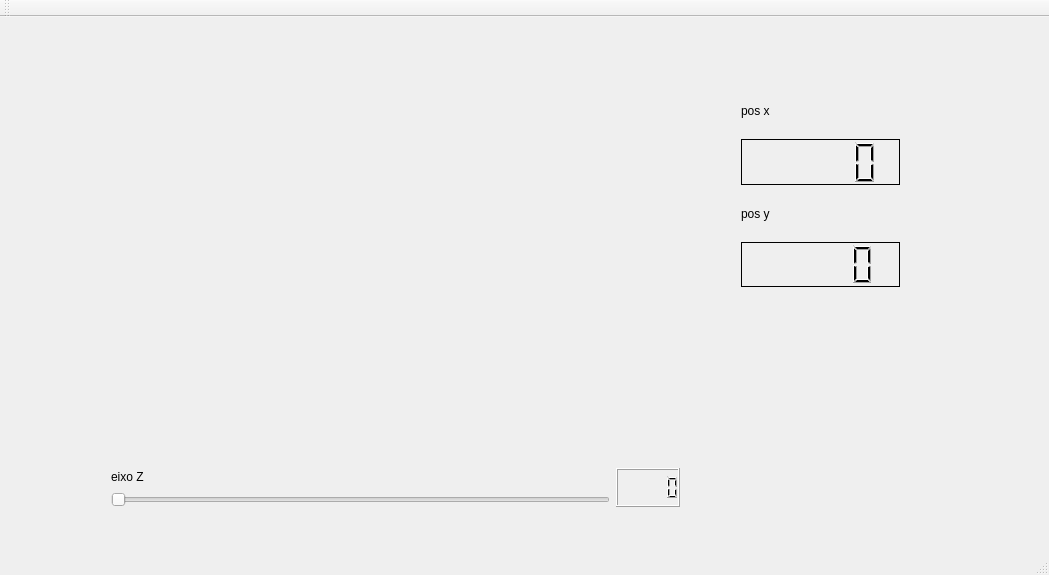
First picture: the form in mainwindow.ui, repository CarlosG18/escultor_part3, before the edit.
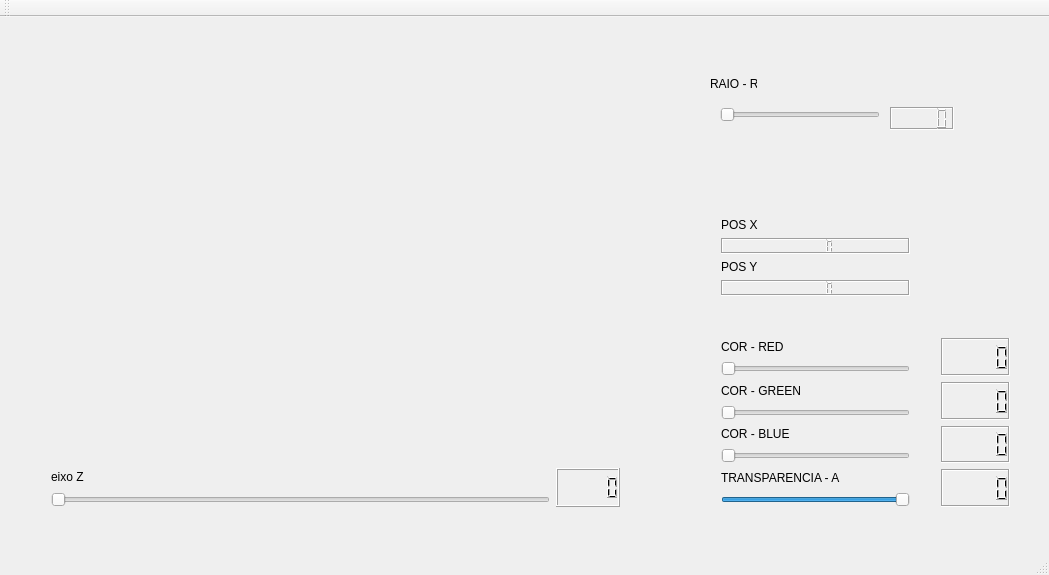
Second picture: the form after the edit. Custom widgets are drawn as their Qt base class.

Diff of the .ui file:
```diff
--- a/mainwindow.ui
+++ b/mainwindow.ui
@@ -17,8 +17,8 @@
    <widget class="DrawWidget" name="widget" native="true">
     <property name="geometry">
      <rect>
-      <x>70</x>
-      <y>20</y>
+      <x>10</x>
+      <y>10</y>
       <width>651</width>
       <height>411</height>
      </rect>
@@ -27,47 +27,7 @@
    <widget class="QWidget" name="layoutWidget">
     <property name="geometry">
      <rect>
-      <x>730</x>
-      <y>60</y>
-      <width>181</width>
-      <height>221</height>
-     </rect>
-    </property>
-    <layout class="QVBoxLayout" name="verticalLayout">
-     <item>
-      <widget class="QLabel" name="label">
-       <property name="text">
-        <string>pos x</string>
-       </property>
-      </widget>
-     </item>
-     <item>
-      <widget class="QLCDNumber" name="lcdNumberX">
-       <property name="frameShadow">
-        <enum>QFrame::Plain</enum>
-       </property>
-      </widget>
-     </item>
-     <item>
-      <widget class="QLabel" name="label_2">
-       <property name="text">
-        <string>pos y</string>
-       </property>
-      </widget>
-     </item>
-     <item>
-      <widget class="QLCDNumber" name="lcdNumberY">
-       <property name="frameShadow">
-        <enum>QFrame::Plain</enum>
-       </property>
-      </widget>
-     </item>
-    </layout>
-   </widget>
-   <widget class="QWidget" name="">
-    <property name="geometry">
-     <rect>
-      <x>100</x>
+      <x>40</x>
       <y>440</y>
       <width>591</width>
       <height>61</height>
@@ -85,6 +45,12 @@
        </item>
        <item>
         <widget class="QSlider" name="horizontalSliderZ">
+         <property name="minimum">
+          <number>1</number>
+         </property>
+         <property name="maximum">
+          <number>29</number>
+         </property>
          <property name="orientation">
           <enum>Qt::Horizontal</enum>
          </property>
@@ -97,6 +63,211 @@
      </item>
     </layout>
    </widget>
+   <widget class="QSlider" name="horizontalSliderRaio">
+    <property name="geometry">
+     <rect>
+      <x>720</x>
+      <y>90</y>
+      <width>160</width>
+      <height>16</height>
+     </rect>
+    </property>
+    <property name="orientation">
+     <enum>Qt::Horizontal</enum>
+    </property>
+   </widget>
+   <widget class="QLabel" name="label_8">
+    <property name="geometry">
+     <rect>
+      <x>710</x>
+      <y>60</y>
+      <width>47</width>
+      <height>13</height>
+     </rect>
+    </property>
+    <property name="text">
+     <string>RAIO - R</string>
+    </property>
+   </widget>
+   <widget class="QLCDNumber" name="lcdNumber_2">
+    <property name="geometry">
+     <rect>
+      <x>890</x>
+      <y>90</y>
+      <width>64</width>
+      <height>23</height>
+     </rect>
+    </property>
+    <property name="frameShadow">
+     <enum>QFrame::Sunken</enum>
+    </property>
+   </widget>
+   <widget class="QWidget" name="">
+    <property name="geometry">
+     <rect>
+      <x>710</x>
+      <y>310</y>
+      <width>211</width>
+      <height>191</height>
+     </rect>
+    </property>
+    <layout class="QVBoxLayout" name="verticalLayout_3">
+     <item>
+      <widget class="QLabel" name="label_4">
+       <property name="text">
+        <string>COR - RED</string>
+       </property>
+      </widget>
+     </item>
+     <item>
+      <widget class="QSlider" name="horizontalSliderR">
+       <property name="maximum">
+        <number>255</number>
+       </property>
+       <property name="orientation">
+        <enum>Qt::Horizontal</enum>
+       </property>
+      </widget>
+     </item>
+     <item>
+      <widget class="QLabel" name="label_5">
+       <property name="text">
+        <string>COR - GREEN</string>
+       </property>
+      </widget>
+     </item>
+     <item>
+      <widget class="QSlider" name="horizontalSliderG">
+       <property name="maximum">
+        <number>255</number>
+       </property>
+       <property name="orientation">
+        <enum>Qt::Horizontal</enum>
+       </property>
+      </widget>
+     </item>
+     <item>
+      <widget class="QLabel" name="label_6">
+       <property name="text">
+        <string>COR - BLUE</string>
+       </property>
+      </widget>
+     </item>
+     <item>
+      <widget class="QSlider" name="horizontalSliderB">
+       <property name="maximum">
+        <number>255</number>
+       </property>
+       <property name="orientation">
+        <enum>Qt::Horizontal</enum>
+       </property>
+      </widget>
+     </item>
+     <item>
+      <widget class="QLabel" name="label_7">
+       <property name="text">
+        <string>TRANSPARENCIA - A</string>
+       </property>
+      </widget>
+     </item>
+     <item>
+      <widget class="QSlider" name="horizontalSliderA">
+       <property name="maximum">
+        <number>1</number>
+       </property>
+       <property name="value">
+        <number>1</number>
+       </property>
+       <property name="orientation">
+        <enum>Qt::Horizontal</enum>
+       </property>
+      </widget>
+     </item>
+    </layout>
+   </widget>
+   <widget class="QWidget" name="">
+    <property name="geometry">
+     <rect>
+      <x>710</x>
+      <y>190</y>
+      <width>211</width>
+      <height>101</height>
+     </rect>
+    </property>
+    <layout class="QVBoxLayout" name="verticalLayout">
+     <item>
+      <widget class="QLabel" name="label">
+       <property name="text">
+        <string>POS X</string>
+       </property>
+      </widget>
+     </item>
+     <item>
+      <widget class="QLCDNumber" name="lcdNumberX">
+       <property name="frameShape">
+        <enum>QFrame::Box</enum>
+       </property>
+       <property name="frameShadow">
+        <enum>QFrame::Sunken</enum>
+       </property>
+      </widget>
+     </item>
+     <item>
+      <widget class="QLabel" name="label_2">
+       <property name="text">
+        <string>POS Y</string>
+       </property>
+      </widget>
+     </item>
+     <item>
+      <widget class="QLCDNumber" name="lcdNumberY">
+       <property name="frameShadow">
+        <enum>QFrame::Sunken</enum>
+       </property>
+      </widget>
+     </item>
+    </layout>
+   </widget>
+   <widget class="QWidget" name="">
+    <property name="geometry">
+     <rect>
+      <x>930</x>
+      <y>310</y>
+      <width>91</width>
+      <height>191</height>
+     </rect>
+    </property>
+    <layout class="QVBoxLayout" name="verticalLayout_4">
+     <item>
+      <widget class="QLCDNumber" name="lcdNumber_3">
+       <property name="frameShadow">
+        <enum>QFrame::Sunken</enum>
+       </property>
+      </widget>
+     </item>
+     <item>
+      <widget class="QLCDNumber" name="lcdNumber_4">
+       <property name="frameShadow">
+        <enum>QFrame::Sunken</enum>
+       </property>
+      </widget>
+     </item>
+     <item>
+      <widget class="QLCDNumber" name="lcdNumber_5">
+       <property name="frameShadow">
+        <enum>QFrame::Sunken</enum>
+       </property>
+      </widget>
+     </item>
+     <item>
+      <widget class="QLCDNumber" name="lcdNumber_6">
+       <property name="frameShadow">
+        <enum>QFrame::Sunken</enum>
+       </property>
+      </widget>
+     </item>
+    </layout>
+   </widget>
   </widget>
   <widget class="QMenuBar" name="menuBar">
    <property name="geometry">
```
Left out of the diff: 88 changed lines with no effect on the pictures.
